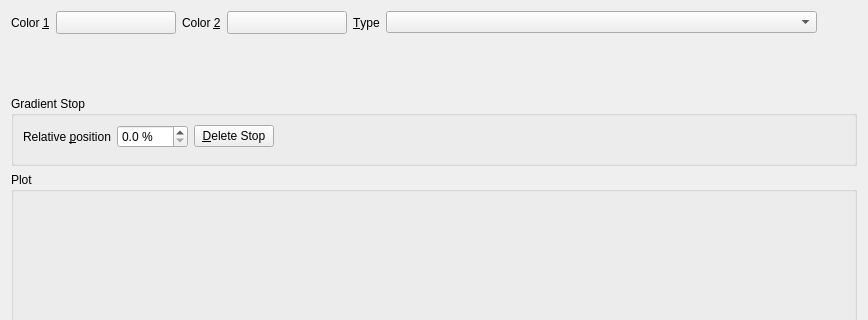
Before: the Qt Designer form src/ui/qgsgradientcolorrampdialogbase.ui in qgis/QGIS, drawn with Qt 5; both pictures show x 0 to 868 and y 0 to 320 of the 868 by 638 pixel window.
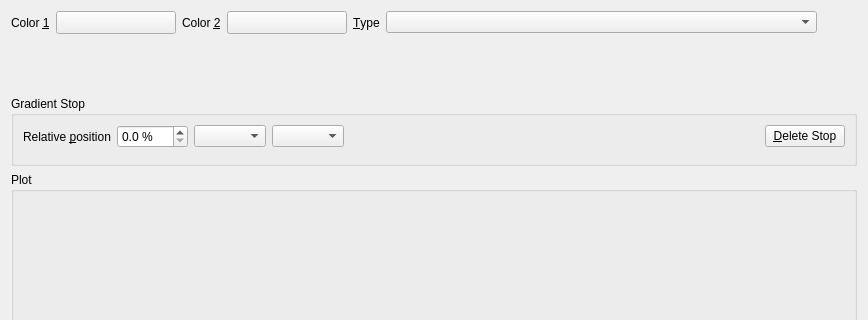
After: the same form once the commit is applied. Custom widgets are drawn as their Qt base class.

Commit message:
Add support for setting the color model to use when interpolating a gradient ramp
Some gradients will pass through murky grey mid-tones when interpolating
using red/green/blue channels. Interpolating via
hue/saturation/lightness/value channels can avoid these desaturated
mid tones, resulting in more visually pleasing gradients.

The color spec can be set per stop in a multi-stop gradient, and there's
also an option to control the direction which interpolation should
follow for the Hue component of a HSL/HSV color spec interpolation.

Sponsored by North Road, thanks to SLYR

Patch:
```diff
--- a/src/ui/qgsgradientcolorrampdialogbase.ui
+++ b/src/ui/qgsgradientcolorrampdialogbase.ui
@@ -148,7 +148,7 @@
         <x>0</x>
         <y>0</y>
         <width>850</width>
-        <height>498</height>
+        <height>494</height>
        </rect>
       </property>
       <layout class="QVBoxLayout" name="verticalLayout_2" stretch="0,1">
@@ -180,6 +180,20 @@
             </property>
            </widget>
           </item>
+          <item row="0" column="5">
+           <widget class="QPushButton" name="mDeleteStopButton">
+            <property name="text">
+             <string>&amp;Delete Stop</string>
+            </property>
+           </widget>
+          </item>
+          <item row="1" column="0" colspan="5">
+           <widget class="QgsCompoundColorWidget" name="mColorWidget" native="true">
+            <property name="focusPolicy">
+             <enum>Qt::StrongFocus</enum>
+            </property>
+           </widget>
+          </item>
           <item row="0" column="1">
            <widget class="QgsDoubleSpinBox" name="mPositionSpinBox">
             <property name="suffix">
@@ -190,14 +204,7 @@
             </property>
            </widget>
           </item>
-          <item row="0" column="2">
-           <widget class="QPushButton" name="mDeleteStopButton">
-            <property name="text">
-             <string>&amp;Delete Stop</string>
-            </property>
-           </widget>
-          </item>
-          <item row="0" column="3">
+          <item row="0" column="4">
            <spacer name="horizontalSpacer">
             <property name="orientation">
              <enum>Qt::Horizontal</enum>
@@ -210,12 +217,11 @@
             </property>
            </spacer>
           </item>
-          <item row="1" column="0" colspan="4">
-           <widget class="QgsCompoundColorWidget" name="mColorWidget" native="true">
-            <property name="focusPolicy">
-             <enum>Qt::StrongFocus</enum>
-            </property>
-           </widget>
+          <item row="0" column="2">
+           <widget class="QComboBox" name="mStopColorSpec"/>
+          </item>
+          <item row="0" column="3">
+           <widget class="QComboBox" name="mStopDirection"/>
           </item>
          </layout>
         </widget>
@@ -331,9 +337,9 @@
  </widget>
  <customwidgets>
   <customwidget>
-   <class>QwtPlot</class>
-   <extends>QFrame</extends>
-   <header>qwt_plot.h</header>
+   <class>QgsScrollArea</class>
+   <extends>QScrollArea</extends>
+   <header>qgsscrollarea.h</header>
    <container>1</container>
   </customwidget>
   <customwidget>
@@ -347,18 +353,18 @@
    <extends>QDoubleSpinBox</extends>
    <header>qgsdoublespinbox.h</header>
   </customwidget>
-  <customwidget>
-   <class>QgsScrollArea</class>
-   <extends>QScrollArea</extends>
-   <header>qgsscrollarea.h</header>
-   <container>1</container>
-  </customwidget>
   <customwidget>
    <class>QgsColorButton</class>
    <extends>QToolButton</extends>
    <header>qgscolorbutton.h</header>
    <container>1</container>
   </customwidget>
+  <customwidget>
+   <class>QwtPlot</class>
+   <extends>QFrame</extends>
+   <header>qwt_plot.h</header>
+   <container>1</container>
+  </customwidget>
   <customwidget>
    <class>QgsGradientStopEditor</class>
    <extends>QWidget</extends>
```
Left out of the diff: 2 changed lines with no effect on the pictures. The commit also changes 9 other files.
